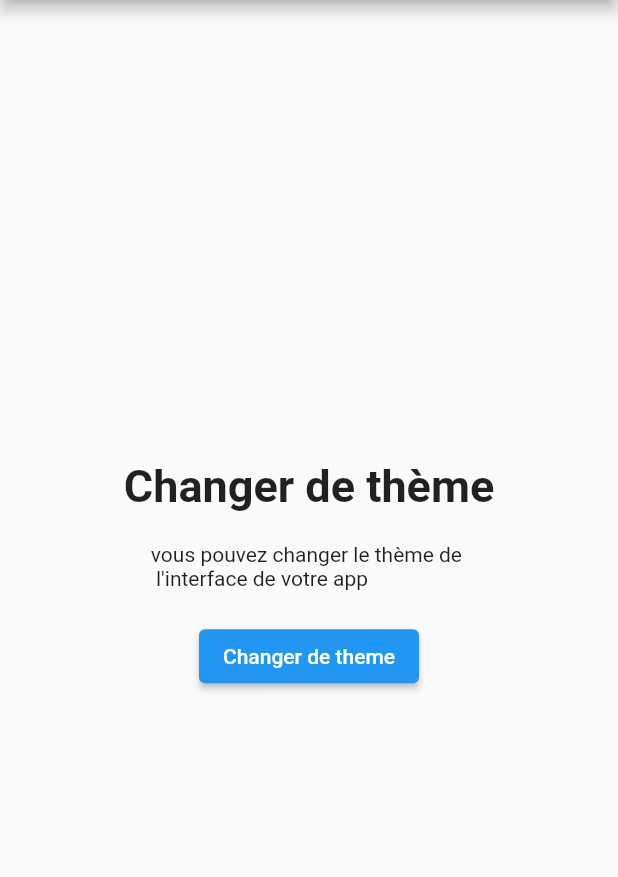
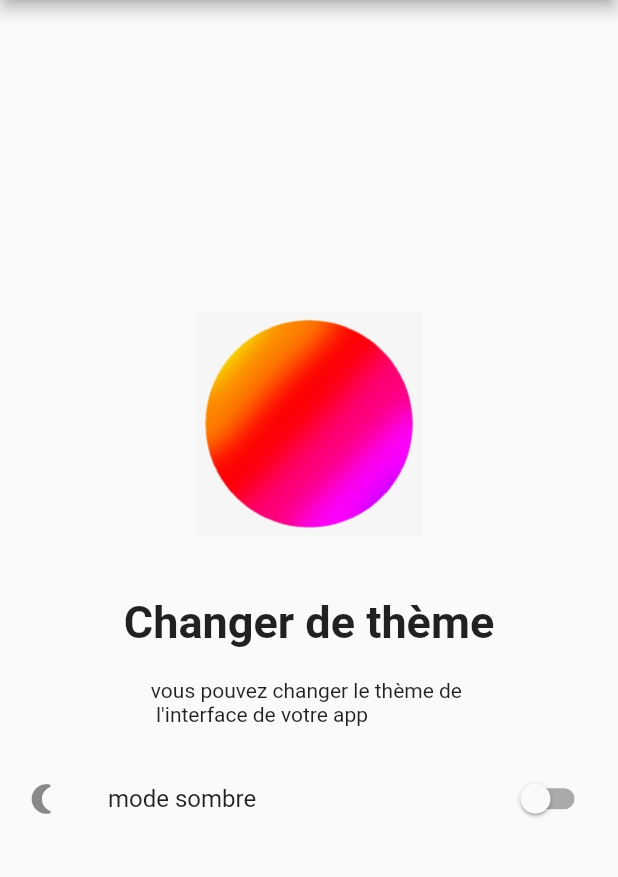
Before and after one commit to FranckObite/LesClassiques2Passainie, a Flutter app: the screen it shows after launch, on a phone screen of 412 x 824 dp, the part 84-961 px from its top. Run offline on Flutter 3.47's test engine with Material 2 defaults, Android fonts, the phone set to English and light mode, and no system bars; our stand-ins replace adaptive_theme.

Commit message:
bon commit

```diff
--- a/lib/main.dart
+++ b/lib/main.dart
@@ -42,6 +42,7 @@ class MyHomePage extends StatefulWidget {
 class _MyHomePageState extends State<MyHomePage> {
   bool darkmode = false;
   dynamic savedThemeMode;
+  String? iconAdess;
 
   // faire de sorte que des le telechargement, on puisse detecter quel est le thème actuellement présent
 
@@ -54,10 +55,16 @@ class _MyHomePageState extends State<MyHomePage> {
     savedThemeMode = await AdaptiveTheme.getThemeMode();
     if (savedThemeMode.toString() == 'AdaptiveThemeMode.dark') {
       print('theme sombre');
-      darkmode = true;
+      setState(() {
+        darkmode = true;
+        iconAdess = "images/dark.png";
+      });
     } else {
       print('theme clair');
-      darkmode = false;
+      setState(() {
+        darkmode = false;
+        iconAdess = "images/ligth.png";
+      });
     }
   }
 
@@ -71,6 +78,13 @@ class _MyHomePageState extends State<MyHomePage> {
         child: Column(
           mainAxisAlignment: MainAxisAlignment.center,
           children: [
+            Container(
+              height: 150,
+              child: iconAdess != null ? Image.asset(iconAdess!) : Container(),
+            ),
+            SizedBox(
+              height: 40.0,
+            ),
             Text("Changer de thème",
                 style: TextStyle(fontSize: 30.0, fontWeight: FontWeight.bold)),
             SizedBox(
@@ -81,11 +95,29 @@ class _MyHomePageState extends State<MyHomePage> {
             SizedBox(
               height: 20.0,
             ),
-            ElevatedButton(
+            SwitchListTile(
+                title: Text('mode sombre'),
+                activeColor: Colors.orange,
+                secondary: const Icon(Icons.nightlight_round),
+                value: darkmode,
+                onChanged: (bool value) {
+                  print(value);
+                  if (value == true) {
+                    AdaptiveTheme.of(context).setDark();
+                    iconAdess = "images/dark.png";
+                  } else {
+                    AdaptiveTheme.of(context).setLight();
+                    iconAdess = "images/ligth.png";
+                  }
+                  setState(() {
+                    darkmode = value;
+                  });
+                })
+            /* ElevatedButton(
                 onPressed: () {
                   AdaptiveTheme.of(context).toggleThemeMode();
                 },
-                child: Text('Changer de theme'))
+                child: Text('Changer de theme')) */
           ],
         ),
       ),
```
